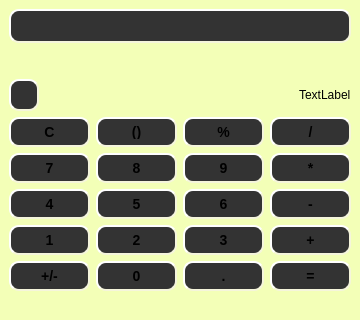
Qt form calculator.ui (Hov1122/QtCalculator) before a commit.
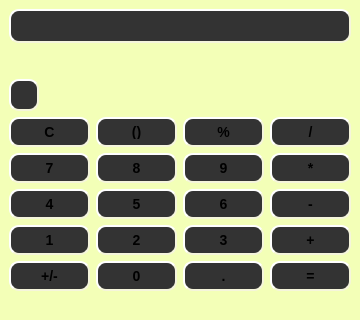
The same form after that commit. Icons and pictures are not drawn.

Commit message: removed sign button, fixed input, implemented expression evaluation part

Diff of the .ui file:
```diff
--- a/calculator.ui
+++ b/calculator.ui
@@ -192,8 +192,15 @@
             <height>16777215</height>
            </size>
           </property>
+          <property name="font">
+           <font>
+            <pointsize>12</pointsize>
+            <weight>75</weight>
+            <bold>true</bold>
+           </font>
+          </property>
           <property name="text">
-           <string>TextLabel</string>
+           <string/>
           </property>
          </widget>
         </item>
```
Left out of the diff: 566 changed lines with no effect on the pictures. The commit also changes 3 other files.
